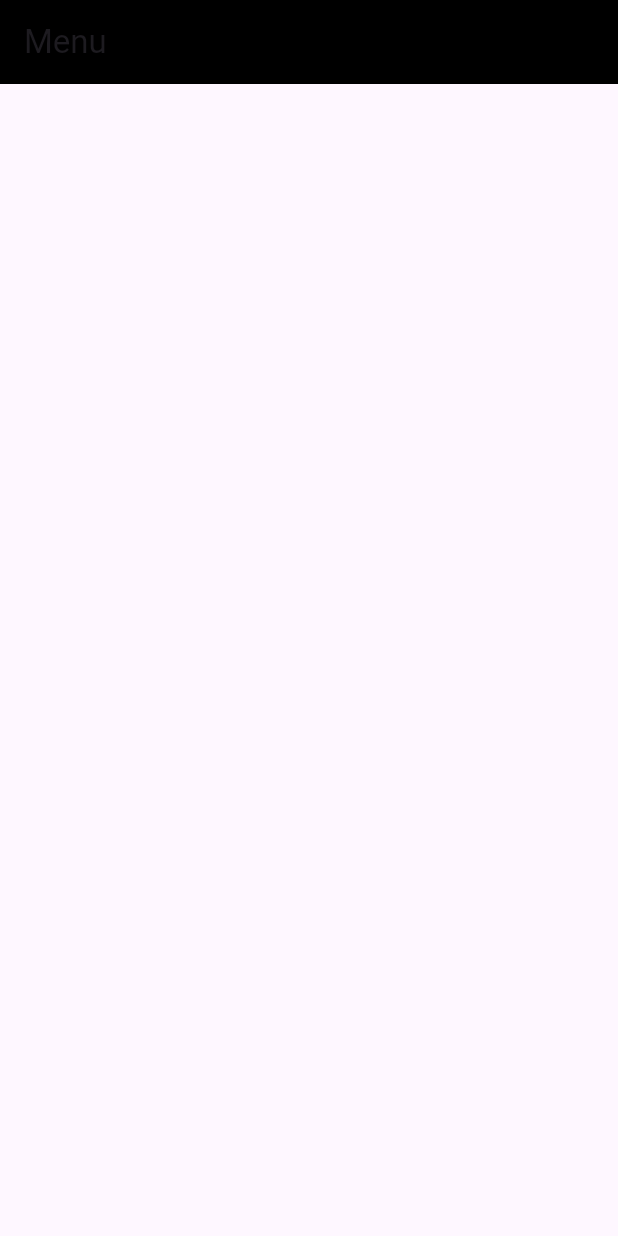
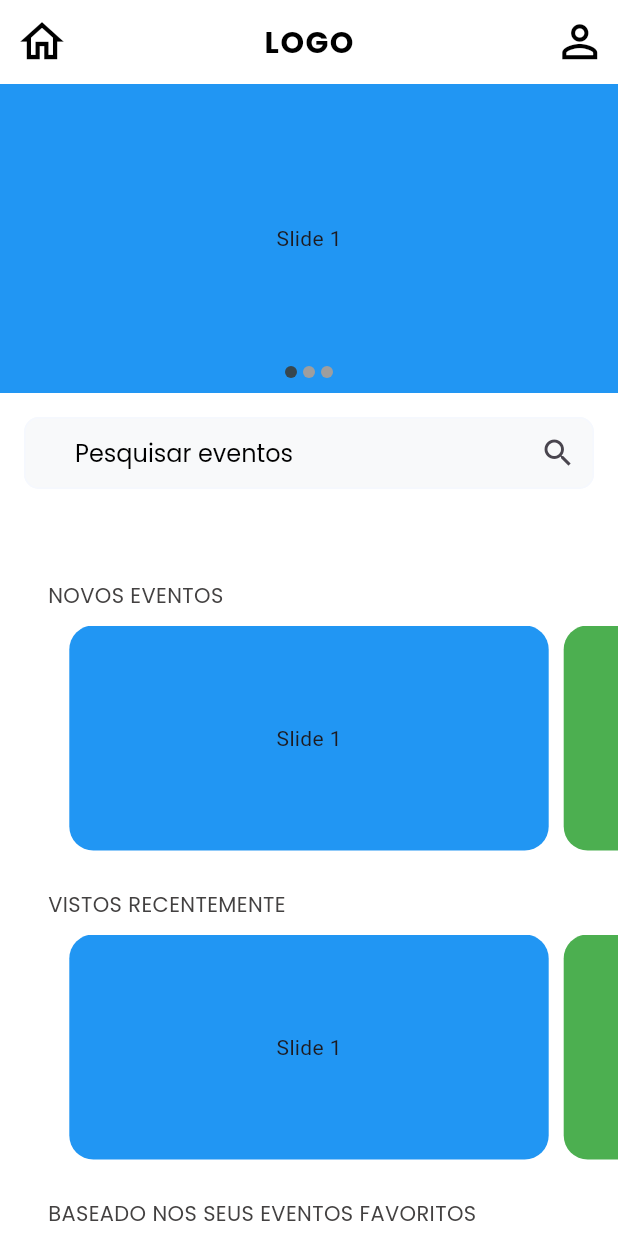
Before and after one commit to labtech-udf/labtech-mobile, a Flutter app: the screen it shows after launch, on a phone screen of 412 x 824 dp. Run offline on Flutter 3.47's test engine with Material 2 defaults, Android fonts, the light colour scheme and no system bars; drawn by our look-alikes of carousel_slider; our stand-ins replace google_fonts.

Commit message:
FEAT: criação do Layout da página home

```diff
--- a/lib/app/features/home/pages/home_page.dart
+++ b/lib/app/features/home/pages/home_page.dart
@@ -1,4 +1,12 @@
 import 'package:flutter/material.dart';
+import 'package:labtech_mobile/app/features/home/widget/eventos_destaque.dart';
+import 'package:labtech_mobile/app/features/home/widget/novos_eventos.dart';
+import 'package:labtech_mobile/core/design/themes/label_widget.dart';
+
+import '../../../../core/design/themes/colors.dart';
+import '../../../../core/design/themes/text_styles.dart';
+import '../../../../core/design/themes/textbox_decorations.dart';
+import '../../../../core/design/widgets/SAppBar.dart';
 
 class HomePage extends StatefulWidget {
   const HomePage({Key? key}) : super(key: key);
@@ -8,16 +16,107 @@ class HomePage extends StatefulWidget {
 }
 
 class _HomePageState extends State<HomePage> {
+  TextEditingController _searchController = TextEditingController();
+
   @override
   Widget build(BuildContext context) {
     return Scaffold(
-      appBar: AppBar(
-        elevation: 0,
-        backgroundColor: Colors.black,
-        title: const Text('Menu'),
-        centerTitle: false,
+      appBar: SAppBar(context: context, action: null),
+      body: Stack(
+        children: [
+          Container(
+            color: backgroundColor,
+          ),
+          SingleChildScrollView(
+            child: Column(
+              children: [
+                EventosDestaque(),
+                SizedBox(height: 16),
+                Padding(
+                  padding: const EdgeInsets.only(left: 16, right: 16),
+                  child: TextFormField(
+                    controller: _searchController,
+                    decoration: TextboxDecorations.decoration.copyWith(
+                      fillColor: backgroundTextBoxColor,
+                      filled: true,
+                      hintText: 'Pesquisar eventos',
+                      hintStyle: TextStyles.bodyText1,
+                      suffixIcon: IconButton(
+                        icon: const Icon(Icons.search),
+                        onPressed: () {
+                          // Adicione aqui a lógica para lidar com a pesquisa
+                        },
+                      ),
+                    ),
+                  ),
+                ),
+                const SizedBox(height: 45),
+                const Padding(
+                  padding: const EdgeInsets.only(left: 16),
+                  child: Align(
+                    alignment: Alignment.centerLeft,
+                    child: LabelWidget(text: 'Novos Eventos'),
+                  ),
+                ),
+                NovosEventos(),
+                const SizedBox(height: 10),
+                const Padding(
+                  padding: const EdgeInsets.only(left: 16),
+                  child: Align(
+                    alignment: Alignment.centerLeft,
+                    child: LabelWidget(text: 'Vistos Recentemente'),
+                  ),
+                ),
+                NovosEventos(),
+                const SizedBox(height: 10),
+                const Padding(
+                  padding: EdgeInsets.only(left: 16),
+                  child: Align(
+                    alignment: Alignment.centerLeft,
+                    child:
+                        LabelWidget(text: 'Baseado nos seus eventos favoritos'),
+                  ),
+                ),
+                NovosEventos(),
+                const SizedBox(height: 10),
+                const Padding(
+                  padding: EdgeInsets.only(left: 16.0, right: 16.0),
+                  child: Divider(),
+                ),
+                Column(
+                  children: [
+                    TextButton(
+                        onPressed: () {},
+                        child: Text(
+                          'Sobre nós',
+                          style: TextStyles.label1,
+                        )),
+                    TextButton(
+                        onPressed: () {},
+                        child: Text(
+                          'FAQ',
+                          style: TextStyles.label1,
+                        )),
+                    TextButton(
+                        onPressed: () {},
+                        child: Text(
+                          'Fale conosco',
+                          style: TextStyles.label1,
+                        )),
+                    // Center(
+                    //   child: Row(
+                    //     children: [
+                    //       IconButton(onPressed: () {}, icon: Icon(Icons.abc))
+                    //     ],
+                    //   ),
+                    // )
+                  ],
+                )
+              ],
+            ),
+          ),
+        ],
       ),
-      body: Container(),
     );
   }
 }
--- /dev/null
+++ b/lib/app/features/home/widget/eventos_destaque.dart
@@ -0,0 +1,86 @@
+import 'package:flutter/material.dart';
+import 'package:carousel_slider/carousel_slider.dart';
+
+import '../../../../core/design/themes/colors.dart';
+
+class EventosDestaque extends StatefulWidget {
+  @override
+  _EventosDestaqueState createState() => _EventosDestaqueState();
+}
+
+class _EventosDestaqueState extends State<EventosDestaque> {
+  int _currentIndex = 0;
+
+  @override
+  Widget build(BuildContext context) {
+    return Column(
+      children: [
+        Stack(
+          children: [
+            CarouselSlider(
+              items: [
+                Container(
+                  width: double.infinity,
+                  color: Colors.blue,
+                  child: Center(
+                    child: Text('Slide 1'),
+                  ),
+                ),
+                Container(
+                  width: double.infinity,
+                  color: Colors.green,
+                  child: Center(
+                    child: Text('Slide 2'),
+                  ),
+                ),
+                Container(
+                  width: double.infinity,
+                  color: Colors.red,
+                  child: Center(
+                    child: Text('Slide 3'),
+                  ),
+                ),
+              ],
+              options: CarouselOptions(
+                viewportFraction: 1.0,
+                autoPlay: true,
+                enlargeCenterPage: false,
+                aspectRatio: 2.0,
+                onPageChanged: (index, reason) {
+                  setState(() {
+                    _currentIndex = index;
+                  });
+                },
+                scrollPhysics: NeverScrollableScrollPhysics(),
+              ),
+            ),
+            Positioned(
+              bottom: 0,
+              left: 0,
+              right: 0,
+              child: Row(
+                mainAxisAlignment: MainAxisAlignment.center,
+                children: List.generate(
+                  3, // Número total de slides
+                  (index) => buildIndicator(index),
+                ),
+              ),
+            ),
+          ],
+        ),
+      ],
+    );
+  }
+
+  Widget buildIndicator(int index) {
+    return Container(
+      width: 8.0,
+      height: 8.0,
+      margin: EdgeInsets.symmetric(vertical: 10.0, horizontal: 2.0),
+      decoration: BoxDecoration(
+        shape: BoxShape.circle,
+        color: _currentIndex == index ? primaryColor : Colors.grey,
+      ),
+    );
+  }
+}
--- /dev/null
+++ b/lib/app/features/home/widget/novos_eventos.dart
@@ -0,0 +1,76 @@
+import 'package:flutter/material.dart';
+import 'package:carousel_slider/carousel_slider.dart';
+
+import '../../../../core/design/themes/colors.dart';
+
+class NovosEventos extends StatefulWidget {
+  @override
+  _NovosEventosState createState() => _NovosEventosState();
+}
+
+class _NovosEventosState extends State<NovosEventos> {
+  int _currentIndex = 0;
+
+  @override
+  Widget build(BuildContext context) {
+    return Column(
+      children: [
+        CarouselSlider(
+          items: [
+            Container(
+              height: 150.0,
+              width: MediaQuery.of(context).size.width * 0.8,
+              margin: EdgeInsets.symmetric(horizontal: 5.0),
+              decoration: BoxDecoration(
+                color: Colors.blue,
+                borderRadius: BorderRadius.circular(16.0),
+              ),
+              child: Center(
+                child: Text('Slide 1'),
+              ),
+            ),
+            Container(
+              height: 150.0,
+              width: MediaQuery.of(context).size.width * 0.8,
+              margin: EdgeInsets.symmetric(horizontal: 5.0),
+              decoration: BoxDecoration(
+                color: Colors.green,
+                borderRadius: BorderRadius.circular(16.0),
+              ),
+              child: Center(
+                child: Text('Slide 2'),
+              ),
+            ),
+            Container(
+              height: 150.0,
+              width: MediaQuery.of(context).size.width * 0.8,
+              margin: EdgeInsets.symmetric(horizontal: 5.0),
+              decoration: BoxDecoration(
+                color: Colors.red,
+                borderRadius: BorderRadius.circular(16.0),
+              ),
+              child: Center(
+                child: Text('Slide 3'),
+              ),
+            ),
+          ],
+          options: CarouselOptions(
+            height: 150.0,
+            viewportFraction: 0.8,
+            autoPlay: false,
+            enlargeCenterPage: false,
+            aspectRatio: 2.0,
+            initialPage: 0, // Define o slide inicial
+            enableInfiniteScroll: false, // Desabilita a repetição dos slides
+            onPageChanged: (index, reason) {
+              setState(() {
+                _currentIndex = index;
+              });
+            },
+            scrollPhysics: BouncingScrollPhysics(),
+          ),
+        ),
+      ],
+    );
+  }
+}
--- a/lib/app_navigation.dart
+++ b/lib/app_navigation.dart
@@ -0,0 +1,17 @@
+import 'package:flutter/material.dart';
+
+
+import 'app/features/home/pages/home_page.dart';
+import 'app_router.dart';
+
+Map<String, dynamic> routerApp(RouteSettings settings) => {
+      AppRouter.home: MaterialPageRoute(
+        settings: settings,
+        builder: (context) => const HomePage(),
+      ),
+      // AppRouter.login: MaterialPageRoute(
+      //   settings: settings,
+      //   builder: (context) => const LoginPage(),
+      // ),
+
+    };
--- a/lib/app_router.dart
+++ b/lib/app_router.dart
@@ -0,0 +1,8 @@
+class AppRouter {
+//Home
+  static const String home = '/home';
+
+//Account
+  static const String login = '/login';
+
+}
--- /dev/null
+++ b/lib/core/design/themes/colors.dart
@@ -0,0 +1,25 @@
+import 'package:flutter/material.dart';
+
+const Color primaryColor = Color(0xFF37474F);
+const Color primaryColorLight = Color(0xFFD0E4FF);
+
+const Color secondaryColor = Color(0xFF265D96);
+const Color secondaryColorLight = Color(0xFFB8D2ED);
+
+const Color primaryTextColor = Color(0xFF434141);
+const Color secondaryTextColor = Color(0xFF265D96);
+
+const Color backgroundColor = Color(0xFFFFFFFF);
+const Color errorColor = Color(0xFFFCD8DF);
+const Color successColor = Color(0xFF059202);
+const Color warningColor = Color(0xFFF2C550);
+const Color dangerColor = Color(0xFFAC3306);
+const Color infoColor = Color(0xFFF5F8FE);
+const Color disabledColor = Color(0xFFDFDFDF);
+const Color defaultColor = Color(0xFFD9D9D9);
+const Color backgroundTextBoxColor = Color(0xFFF8F9FA);
+const Color backgroundContainerColor = Color(0xFFEBEFF4);
+const Color borderColorAlertCard = Color(0xFFEBEFF4);
+const Color modalColor = Color(0xFFE3EDF6);
+
+const Color white = Color(0xFFFFFFFF);
--- /dev/null
+++ b/lib/core/design/themes/label_widget.dart
@@ -0,0 +1,17 @@
+import 'package:flutter/material.dart';
+
+import '../themes/text_styles.dart';
+
+class LabelWidget extends StatelessWidget {
+  final String text;
+
+  const LabelWidget({Key? key, required this.text}) : super(key: key);
+
+  @override
+  Widget build(BuildContext context) {
+    return Padding(
+      padding: const EdgeInsets.fromLTRB(16, 16, 0, 10),
+      child: Text(text.toUpperCase(), style: TextStyles.label1),
+    );
+  }
+}
--- /dev/null
+++ b/lib/core/design/themes/text_styles.dart
@@ -0,0 +1,60 @@
+import 'package:flutter/material.dart';
+import 'package:google_fonts/google_fonts.dart';
+import 'colors.dart';
+
+class TextStyles {
+  static const FontWeight regular = FontWeight.w200;
+  static const FontWeight medium = FontWeight.w500;
+  static const FontWeight bold = FontWeight.w700;
+
+  static TextStyle get bodyText1 => GoogleFonts.poppins().copyWith(
+        fontSize: 16,
+        color: Colors.black,
+        letterSpacing: 0,
+      );
+
+  static TextStyle get bodyText9 => GoogleFonts.poppins().copyWith(
+        fontSize: 20,
+        fontWeight: FontWeight.w900,
+        color: Colors.black,
+        letterSpacing: 1,
+      );
+
+  static TextStyle get bodyText2 => GoogleFonts.poppins().copyWith(
+        fontSize: 14,
+        color: primaryTextColor,
+        letterSpacing: 1,
+      );
+
+  static TextStyle get bodyText3 => GoogleFonts.poppins().copyWith(
+        fontSize: 12,
+        color: primaryTextColor,
+        letterSpacing: 1,
+      );
+
+  static TextStyle get headLine1 => GoogleFonts.poppins().copyWith(
+        fontSize: 28,
+        color: primaryTextColor,
+        fontWeight: FontWeight.w600,
+        letterSpacing: 1,
+      );
+
+  static TextStyle get headLine2 => GoogleFonts.poppins().copyWith(
+        fontSize: 22,
+        color: primaryTextColor,
+        fontWeight: FontWeight.w600,
+        letterSpacing: 1,
+      );
+
+  static TextStyle get headLine3 => GoogleFonts.poppins().copyWith(
+        fontSize: 16,
+        color: primaryTextColor,
+        fontWeight: FontWeight.w600,
+        letterSpacing: 1,
+      );
+
+  static TextStyle get label1 => GoogleFonts.poppins().copyWith(
+        fontSize: 14,
+        color: primaryTextColor,
+      );
+}
--- /dev/null
+++ b/lib/core/design/themes/textbox_decorations.dart
@@ -0,0 +1,24 @@
+import 'package:flutter/material.dart';
+
+import 'colors.dart';
+
+class TextboxDecorations {
+  static const InputDecoration decoration = InputDecoration(
+      fillColor: Colors.white,
+      contentPadding: EdgeInsets.fromLTRB(30, 8, 30, 8),
+      disabledBorder: OutlineInputBorder(
+          borderSide: BorderSide(width: 1, color: disabledColor),
+          borderRadius: BorderRadius.all(Radius.circular(10))),
+      errorBorder: OutlineInputBorder(
+          borderSide: BorderSide(width: 2, color: errorColor),
+          borderRadius: BorderRadius.all(Radius.circular(10))),
+      focusedErrorBorder: OutlineInputBorder(
+          borderSide: BorderSide(width: 2, color: errorColor),
+          borderRadius: BorderRadius.all(Radius.circular(10))),
+      enabledBorder: OutlineInputBorder(
+          borderSide: BorderSide(width: 1, color: infoColor),
+          borderRadius: BorderRadius.all(Radius.circular(10))),
+      focusedBorder: OutlineInputBorder(
+          borderSide: BorderSide(width: 0, color: Colors.transparent),
+          borderRadius: BorderRadius.all(Radius.circular(10))));
+}
--- /dev/null
+++ b/lib/core/design/widgets/SAppBar.dart
@@ -0,0 +1,59 @@
+// ignore_for_file: public_member_api_docs, sort_constructors_first
+import 'package:flutter/material.dart';
+
+import '../../../app_router.dart';
+import '../themes/colors.dart';
+import '../themes/text_styles.dart';
+
+class SAppBar extends AppBar {
+  final Widget? action; // Alteração: agora é um único widget
+  final BuildContext context;
+  final Function? backButtomAction;
+
+  SAppBar({
+    required this.context,
+    this.backButtomAction,
+    this.action, // Alteração: agora é um único widget
+    Key? key,
+  }) : super(
+          key: key,
+          title: Text(
+            'LOGO',
+            style: TextStyle(fontWeight: FontWeight.w700, color: Colors.black),
+          ),
+          titleTextStyle: TextStyles.bodyText9,
+          centerTitle: true,
+          actions: [
+            if (action !=
+                null) // Adiciona o botão à direita do título apenas se action não for nulo
+              action!,
+            // Adicione seu novo botão à direita do título
+            IconButton(
+              onPressed: () {
+                // Implemente a lógica para o novo botão aqui
+              },
+              icon: const Icon(
+                Icons.person_outline,
+                color: Colors.black,
+                size: 35,
+              ),
+            ),
+          ],
+          leading: IconButton(
+            onPressed: () {
+              if (backButtomAction == null) {
+                Navigator.pushNamed(context, AppRouter.home);
+              } else {
+                backButtomAction!();
+              }
+            },
+            icon: const Icon(
+              Icons.home_outlined,
+              color: Colors.black,
+              size: 35,
+            ),
+          ),
+          backgroundColor: backgroundColor,
+          elevation: 0,
+        );
+}
--- a/lib/main.dart
+++ b/lib/main.dart
@@ -13,11 +13,12 @@ class MyApp extends StatelessWidget {
   Widget build(BuildContext context) {
     return MaterialApp(
       title: 'Flutter Demo',
+      debugShowCheckedModeBanner: false,
       theme: ThemeData(
         colorScheme: ColorScheme.fromSeed(seedColor: Colors.deepPurple),
         useMaterial3: true,
       ),
-      home:const HomePage(),
+      home: const HomePage(),
     );
   }
 }
--- a/pubspec.yaml
+++ b/pubspec.yaml
@@ -35,6 +35,10 @@ dependencies:
   # The following adds the Cupertino Icons font to your application.
   # Use with the CupertinoIcons class for iOS style icons.
   cupertino_icons: ^1.0.2
+  google_fonts: ^6.1.0
+  carousel_slider: ^4.2.1
+  mobx: ^2.2.1
+  json_annotation: ^4.8.1
 
 dev_dependencies:
   flutter_test:
@@ -46,6 +50,8 @@ dev_dependencies:
   # package. See that file for information about deactivating specific lint
   # rules and activating additional ones.
   flutter_lints: ^2.0.0
+  build_runner: ^2.4.7
+  json_serializable: ^6.7.1
 
 # For information on the generic Dart part of this file, see the
 # following page: https://dart.dev/tools/pub/pubspec
```
Also changed, not shown: assets/icons/facebook.png (added), assets/icons/home.png (added), assets/icons/instagram.png (added), assets/icons/youtube.png (added), pubspec.lock.
